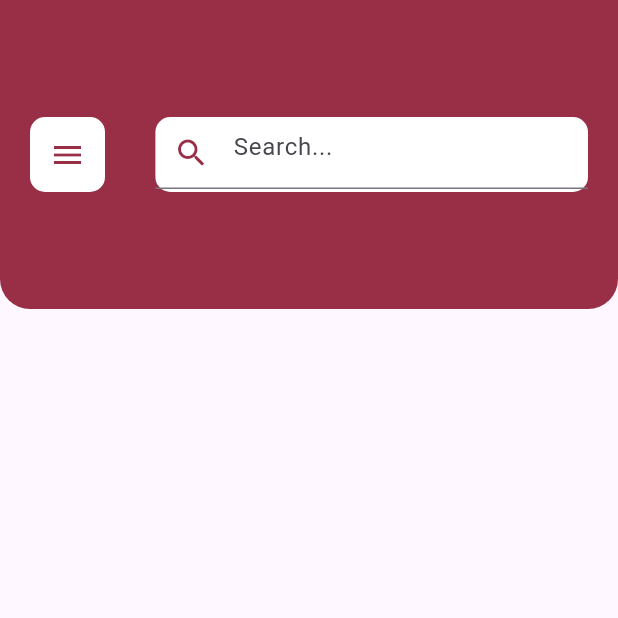
After one commit to Abdulbarikt/matrimony_auth_onboarding, a Flutter app: the HomeScreen screen opened directly, on a phone screen of 412 x 824 dp, the top half of it. The commit adds this screen. Run offline on Flutter 3.47's test engine with Material 3 defaults, Android fonts, the light colour scheme and no system bars; our stand-ins replace google_fonts, smooth_page_indicator.

Commit message:
added nun

```diff
--- /dev/null
+++ b/lib/app/views/home/home.dart
@@ -0,0 +1,57 @@
+import 'package:flutter/material.dart';
+import 'package:mat_dummy/utils/consts.dart';
+
+class HomeScreen extends StatelessWidget {
+  const HomeScreen({super.key});
+
+  @override
+  Widget build(BuildContext context) {
+    var size = MediaQuery.of(context).size;
+    return Scaffold(
+      body: Container(
+        decoration: BoxDecoration(
+            color: main_color,
+            borderRadius: BorderRadius.only(
+                bottomLeft: Radius.circular(20),
+                bottomRight: Radius.circular(20))),
+        height: size.height * 0.25,
+        width: double.infinity,
+        child: Padding(
+          padding: const EdgeInsets.symmetric(horizontal: 20),
+          child: Row(
+            mainAxisAlignment: MainAxisAlignment.spaceBetween,
+            children: [
+              Container(
+                decoration: BoxDecoration(
+                    color: iconColors, borderRadius: BorderRadius.circular(10)),
+                height: 50,
+                width: 50,
+                child: Icon(
+                  Icons.menu,
+                  color: main_color,
+                ),
+              ),
+              Container(
+                  height: 50,
+                  width: size.width * 0.7,
+                  decoration: BoxDecoration(
+                      color: iconColors,
+                      borderRadius: BorderRadius.circular(10)),
+                  child: TextField(
+                      decoration: InputDecoration(
+                    hintText: 'Search...',
+                    prefixIcon: IconButton(
+                      icon: Icon(
+                        Icons.search,
+                        color: main_color,
+                      ),
+                      onPressed: () {},
+                    ),
+                  )))
+            ],
+          ),
+        ),
+      ),
+    );
+  }
+}
--- a/lib/app/views/onboarding/on_board1.dart
+++ b/lib/app/views/onboarding/on_board1.dart
@@ -17,7 +17,7 @@ class _OnboardingScreenState extends State<OnboardingScreen> {
 
   @override
   Widget build(BuildContext context) {
-    var size = MediaQuery.of(context).size;
+
 
     return Scaffold(
       backgroundColor: background_primary,
--- a/lib/main.dart
+++ b/lib/main.dart
@@ -1,5 +1,8 @@
 import 'package:flutter/material.dart';
+import 'package:mat_dummy/app/views/login/login_screen.dart';
 import 'package:mat_dummy/app/views/onboarding/on_board1.dart';
+
+
 
 void main() {
   runApp(const MyApp());
@@ -16,7 +19,7 @@ class MyApp extends StatelessWidget {
         colorScheme: ColorScheme.fromSeed(seedColor: Colors.deepPurple),
         useMaterial3: true,
       ),
-     home: OnboardingScreen(),
+     home: SliverBar(),
     );
   }
 }
--- a/lib/utils/consts.dart
+++ b/lib/utils/consts.dart
@@ -17,6 +17,8 @@ Color inactiveAccent = const Color(0xFF494949);
 Color accentSecondary = const Color(0xFF00FFD1);
 Color iconColors = Colors.white;
 Color main_color = const Color(0xFF982F46);
+Color light_white = const Color(0xFFFFFFFF);
+Color secondary = Color.fromARGB(255, 248, 156, 181);
 
 const TextStyle voteAvg = TextStyle(
   color: Colors.white,
--- a/pubspec.yaml
+++ b/pubspec.yaml
@@ -38,6 +38,7 @@ dependencies:
   smooth_page_indicator: ^1.1.0
   google_fonts: ^6.1.0
 
+
 dev_dependencies:
   flutter_test:
     sdk: flutter
@@ -63,7 +64,8 @@ flutter:
   # To add assets to your application, add an assets section, like this:
   assets:
     - assets/
-  #   - images/a_dot_ham.jpeg
+    - assets/images/
+    - assets/svgs/
 
   # An image asset can refer to one or more resolution-specific "variants", see
   # https://flutter.dev/assets-and-images/#resolution-aware
```
Also changed, not shown: lib/app/views/login/login_screen.dart (added, +80 -0 lines), assets/back.jpg (added), assets/images/signin_balls.png (added), assets/svgs/f_logo.svg (added), assets/svgs/g_logo.svg (added).
